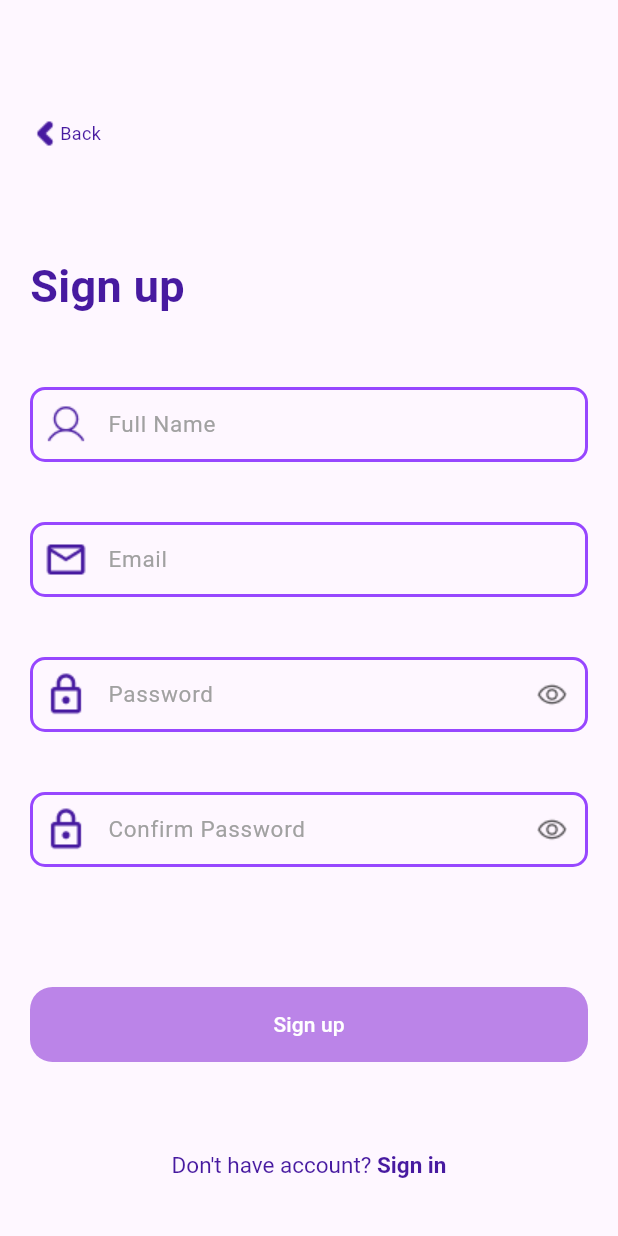
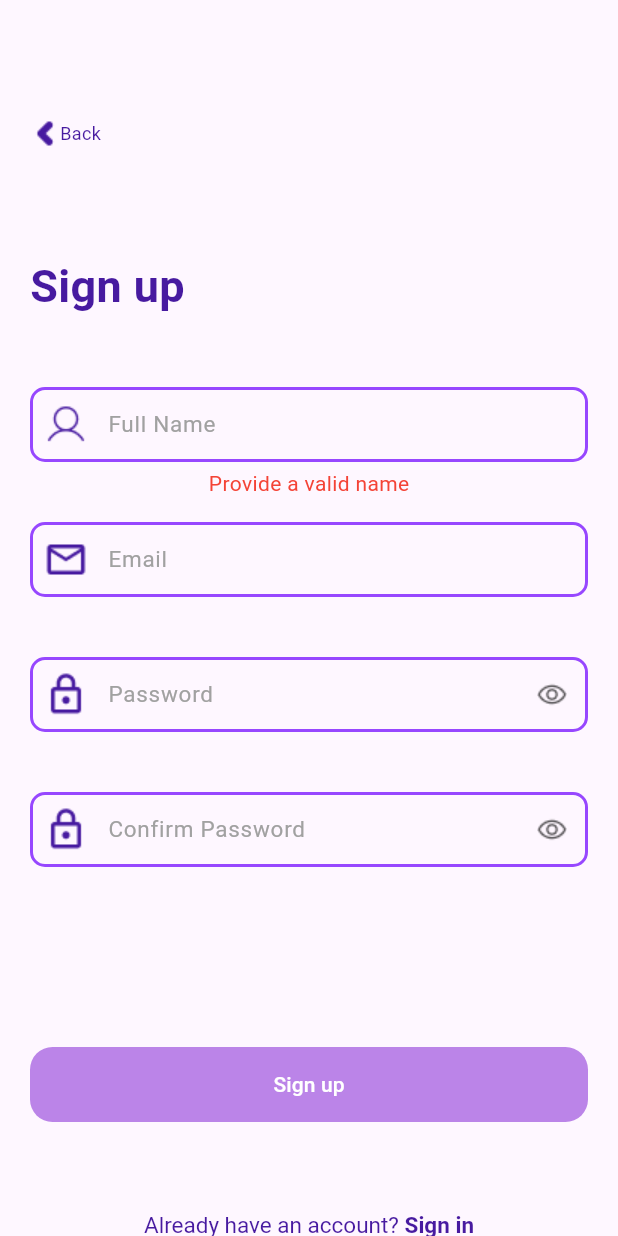
Before and after one commit to ddmuzyk/account-app, a Flutter app: the RegisterView screen opened directly, after a tap on "Sign up", on a phone screen of 412 x 824 dp. Run offline on Flutter 3.47's test engine with Material 3 defaults, Android fonts, the light colour scheme and no system bars; our stand-ins replace shared_preferences, sqflite; accounts and stored records are empty.

Commit message:
add invalid form input warnings

```diff
--- a/lib/views/register/register_view.dart
+++ b/lib/views/register/register_view.dart
@@ -5,10 +5,10 @@ import 'package:dsw_52745/utils/my_images.dart';
 import 'package:dsw_52745/views/home/home_view.dart';
 import 'package:dsw_52745/views/widgets/basic_button.dart';
 import 'package:dsw_52745/views/widgets/basic_text_form_field.dart';
+import 'package:dsw_52745/views/widgets/form_warning.dart';
 import 'package:dsw_52745/views/widgets/header_text.dart';
 import 'package:dsw_52745/views/widgets/navigation_text.dart';
 import 'package:flutter/material.dart';
-import 'package:sqflite/sqflite.dart';
 
 class RegisterView extends StatefulWidget {
   const RegisterView({super.key});
@@ -23,63 +23,84 @@ class _RegisterViewState extends State<RegisterView> {
   String password = '';
   String confirmedPassword = '';
 
-  bool isConfirmedPasswordValid(){
+  bool isNameWarningVisible = false;
+  bool isEmailWarningVisible = false;
+  bool isPasswordWarningVisible = false;
+  bool isConfirmedPasswordWarningVisible = false;
+
+  bool isConfirmedPasswordValid() {
     final isValid = password == confirmedPassword;
     return isValid;
   }
+  void onNameWarning({required bool b}) {
+    setState(() {
+      isNameWarningVisible = b;
+    });
+  }
 
-  void onFullNameChange(String newName){
+  void onEmailWarning({required bool b}) {
+    setState(() {
+      isEmailWarningVisible = b;
+    });
+  }
+
+  void onPasswordWarning({required bool b}) {
+    setState(() {
+      isPasswordWarningVisible = b;
+    });
+  }
+
+  void onConfirmedPasswordWarning({required bool b}) {
+    setState(() {
+      isConfirmedPasswordWarningVisible = b;
+    });
+  }
+
+  void onFullNameChange(String newName) {
     setState(() {
       fullName = newName;
-      print('fullName: $fullName');
     });
+    onNameWarning(b: false);
   }
 
   Future<void> onEmailChange(String newEmail) async {
     setState(() {
       email = newEmail;
     });
-    await SQLiteService().getUsers();
+    onEmailWarning(b: false);
   }
 
-  void onPasswordChange(String newPassword){
+  void onPasswordChange(String newPassword) {
     setState(() {
       password = newPassword;
     });
+    onPasswordWarning(b: false);
   }
 
   void onConfirmedPasswordChange(String newConfirmedPassword) {
     setState(() {
       confirmedPassword = newConfirmedPassword;
     });
+    onConfirmedPasswordWarning(b: false);
   }
 
-  Future<void> sigma() async {
-    final path = await getDatabasesPath();
-    print('Db path: $path');
-    await deleteDatabase(path);
-    print('Db deleted');
-  }
-
-  void onSignUp() async {
-    // await sigma();
-    // return;
+  Future<void> onSignUp() async {
     if (fullName.isEmpty) {
-      print('No fullName provided');
+      onNameWarning(b: true);
       return;
     } else if (email.isEmpty) {
-      print('No email provided');
+      onEmailWarning(b: true);
       return;
     } else if (password.isEmpty) {
-      print('No password provided');
+      onPasswordWarning(b: true);
       return;
     } else if (confirmedPassword.isEmpty) {
-      print('No confirmed password provided');
+      onConfirmedPasswordWarning(b: true);
       return;
     }
     final isPasswordMatch = isConfirmedPasswordValid();
     if (!isPasswordMatch) {
-      print('Password need to match');
+      onConfirmedPasswordWarning(b: true);
       return;
     }
     final newUser = User(name: fullName, email: email, password: password);
@@ -124,26 +145,27 @@ class _RegisterViewState extends State<RegisterView> {
                   prefixIcon: MyImages.user,
                   onChange: onFullNameChange,
                 ),
-                const SizedBox(height: 40),
+                formWarning(text: 'Provide a valid name', isVisible: isNameWarningVisible),
                 BasicTextFormField(
                   hintText: 'Email',
                   prefixIcon: MyImages.email,
                   onChange: onEmailChange,
                 ),
-                const SizedBox(height: 40),
+                formWarning(text: 'Provide a valid email', isVisible: isEmailWarningVisible),
                 BasicTextFormField(
                   hintText: 'Password',
                   prefixIcon: MyImages.password,
                   suffixIcon: MyImages.eye,
                   onChange: onPasswordChange,
                 ),
-                const SizedBox(height: 40),
+                formWarning(text: 'Provide a valid password', isVisible: isPasswordWarningVisible),
                 BasicTextFormField(
                   hintText: 'Confirm Password',
                   prefixIcon: MyImages.password,
                   suffixIcon: MyImages.eye,
                   onChange: onConfirmedPasswordChange,
                 ),
+                formWarning(text: 'Passwords do not match', isVisible: isConfirmedPasswordWarningVisible),
                 const SizedBox(height: 80),
                 basicButton(text: 'Sign up', onPressed: onSignUp),
                 const SizedBox(height: 60),
@@ -171,11 +193,14 @@ Widget _backButton(BuildContext context) {
     child: Row(
       children: [
         Image.asset(MyImages.backArrow),
-        Text('Back',
-            style: TextStyle(
-                fontSize: 12,
-                color: MyColors.purple1,
-                fontWeight: FontWeight.w400,),),
+        Text(
+          'Back',
+          style: TextStyle(
+            fontSize: 12,
+            color: MyColors.purple1,
+            fontWeight: FontWeight.w400,
+          ),
+        ),
       ],
     ),
   );
--- /dev/null
+++ b/lib/views/widgets/form_warning.dart
@@ -0,0 +1,19 @@
+import 'package:flutter/material.dart';
+
+Widget formWarning({
+  required String text,
+  required bool isVisible,
+}) {
+  return SizedBox(
+    height: 40,
+    child: Padding(
+      padding: const EdgeInsets.only(top: 4),
+      child: Text(
+        text,
+        style: TextStyle(
+          color: isVisible ? Colors.red : Colors.transparent,
+        ),
+      ),
+    ),
+  );
+}
--- a/lib/views/widgets/navigation_text.dart
+++ b/lib/views/widgets/navigation_text.dart
@@ -9,7 +9,7 @@ Widget navigationText({
 }) {
   return RichText(
     text: TextSpan(
-      text: "Don't have account?",
+      text: text,
       style: TextStyle(color: MyColors.purple1, fontSize: 15),
       children: [
         TextSpan(
```
Also changed, not shown: lib/views/login/login_view.dart (+12 -2 lines).
